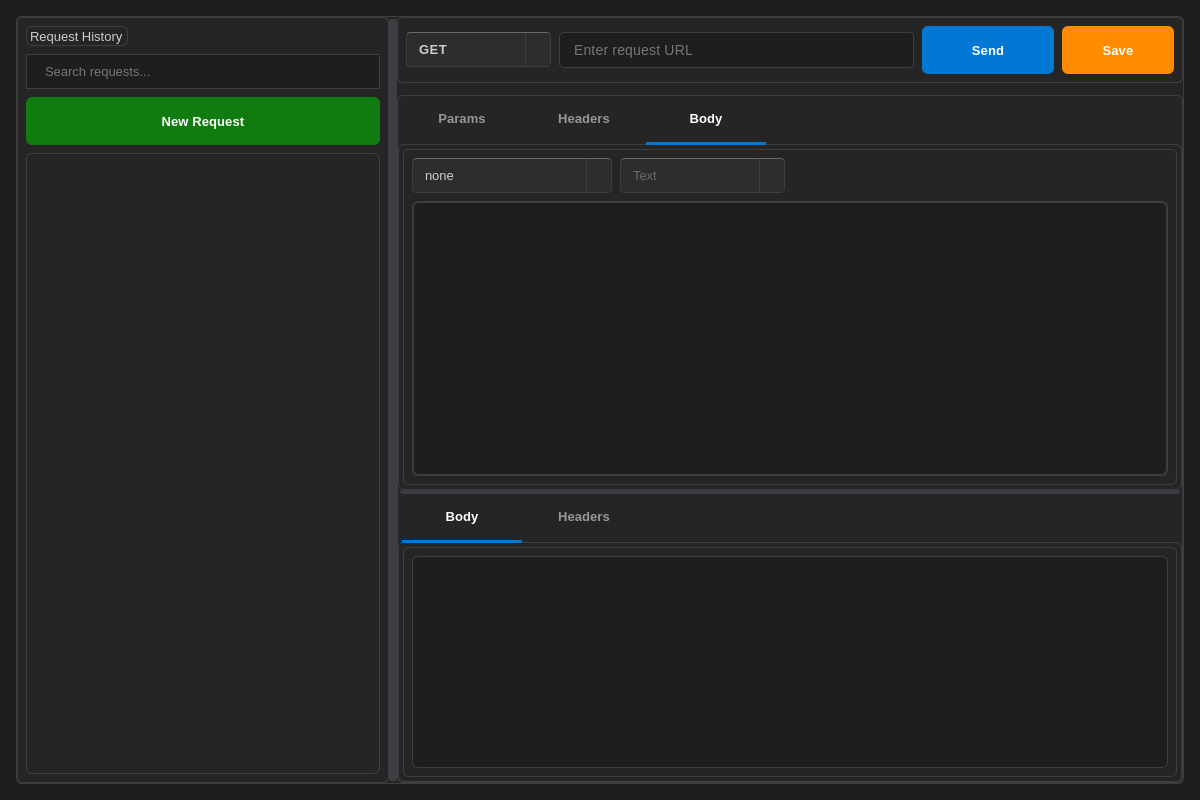
Qt form samples/networkrequesttool/NetworkRequestTool.ui (VilasWang/qt-network-request) before a commit.
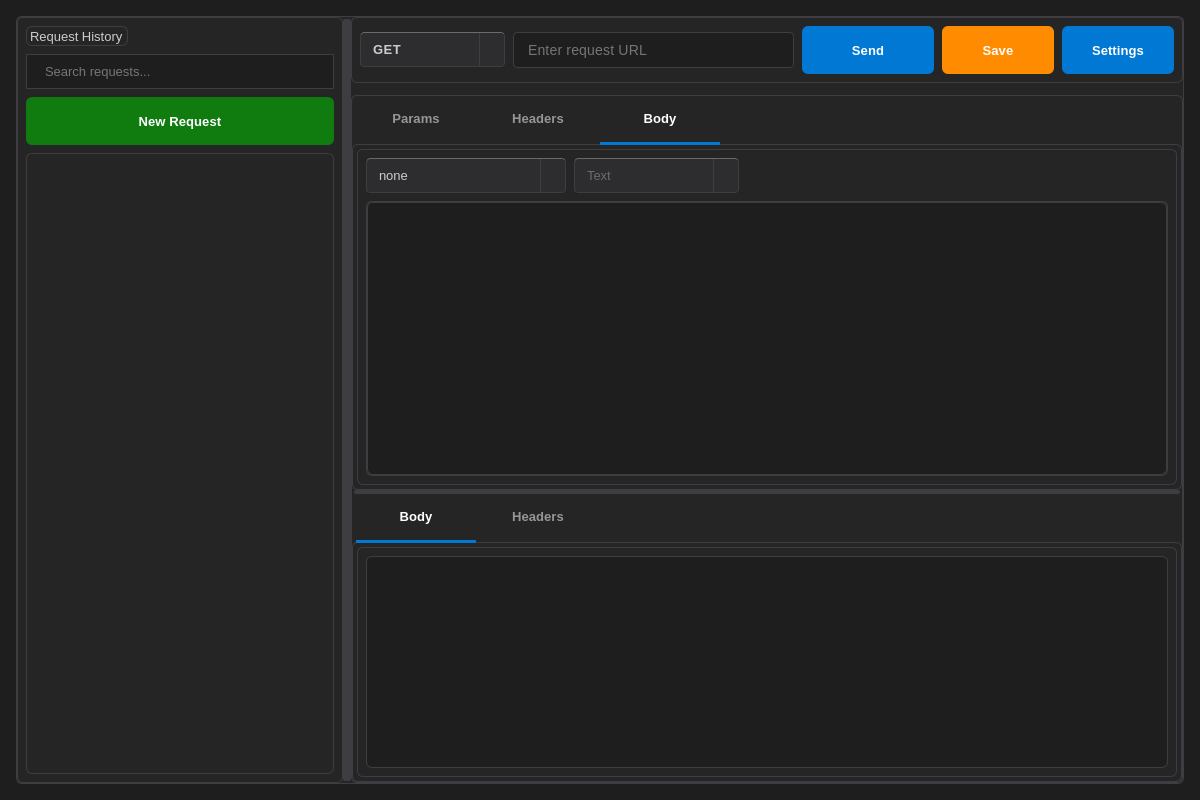
The same form after that commit.

Diff of the .ui file:
```diff
--- a/samples/networkrequesttool/NetworkRequestTool.ui
+++ b/samples/networkrequesttool/NetworkRequestTool.ui
@@ -1053,6 +1053,13 @@
              </property>
             </widget>
            </item>
+            <item>
+             <widget class="QPushButton" name="btn_settings">
+              <property name="text">
+               <string>Settings</string>
+              </property>
+             </widget>
+            </item>
           </layout>
          </widget>
         </item>
```
Left out of the diff: 5 changed lines with no effect on the pictures. Lines whose indentation alone changed are shown as unchanged.
